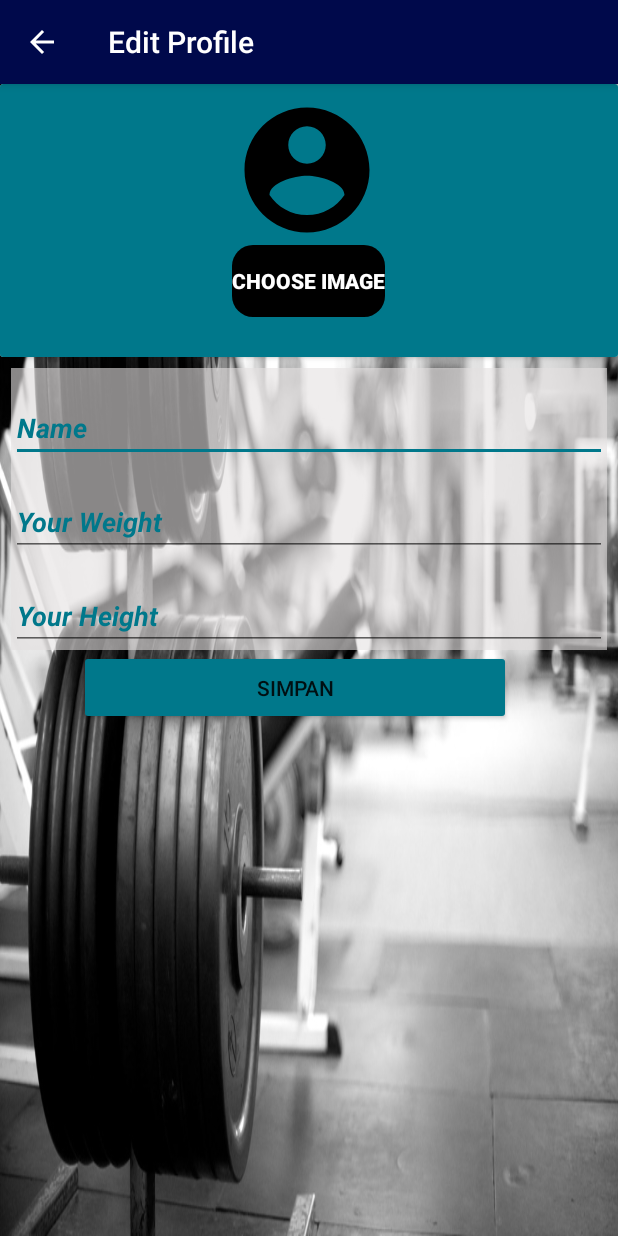
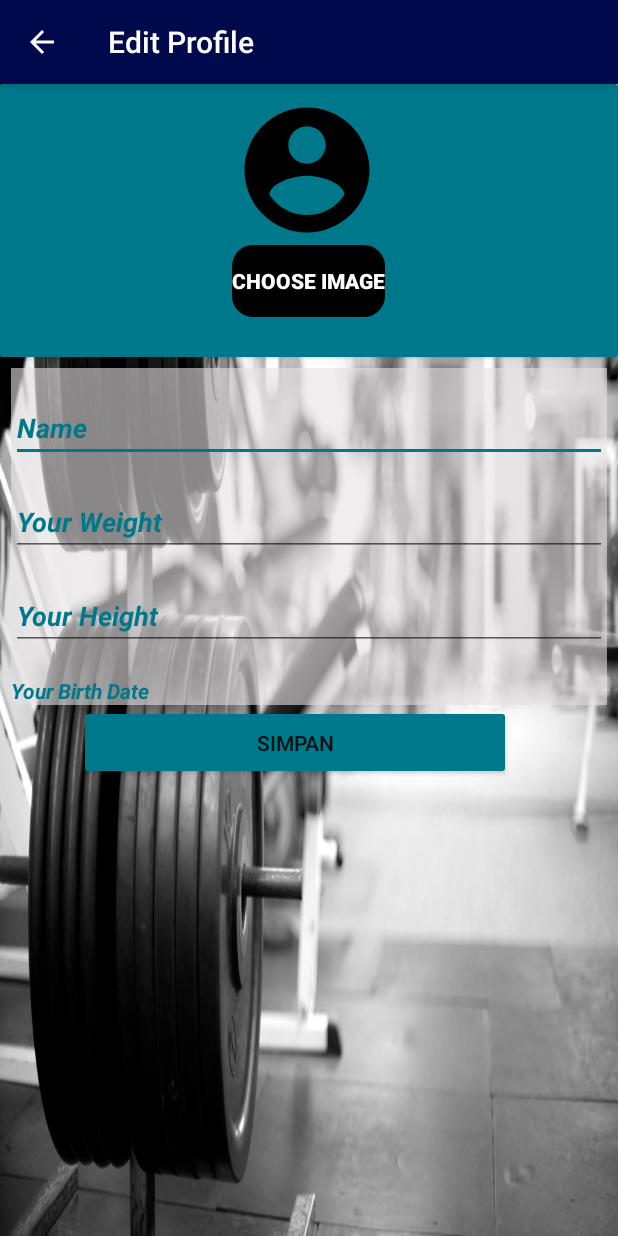
Before and after one commit to adibfakhri97/EAI, an Android app: the EditProfile screen opened directly, with no data from a screen before it, on a phone screen of 412 x 824 dp. Run offline under Robolectric (Android 15) with nearby library versions, the light colour scheme and no system bars; our stand-ins replace Firebase (no records; nobody signed in at launch, a user with empty details on screens opened directly).

Commit message:
add birthdate menu

```diff
--- a/app/build.gradle
+++ b/app/build.gradle
@@ -22,7 +22,7 @@ android {
 dependencies {
     implementation fileTree(dir: 'libs', include: ['*.jar'])
     implementation 'com.android.support:appcompat-v7:27.0.2'
-    implementation 'com.android.support:multidex:1.0.2'
+    implementation 'com.android.support:multidex:1.0.3'
     implementation 'com.android.support:design:27.0.2'
     implementation 'com.android.support.constraint:constraint-layout:1.0.2'
     implementation 'com.google.firebase:firebase-auth:11.8.0'
--- a/app/src/main/AndroidManifest.xml
+++ b/app/src/main/AndroidManifest.xml
@@ -4,6 +4,7 @@
 
     <uses-permission android:name="android.permission.INTERNET" />
     <uses-permission android:name="android.permission.ACCESS_NETWORK_STATE" />
+    <uses-permission android:name="android.permission.READ_EXTERNAL_STORAGE"/>
     <uses-permission android:name="android.permission.ACCESS_FINE_LOCATION" />
     <uses-permission android:name="android.permission.ACCESS_COARSE_LOCATION" />
     <uses-permission android:name="com.google.android.providers.gsf.permisson.READ_GSERVICES" />
@@ -14,7 +15,8 @@
         android:icon="@drawable/detrening"
         android:label="@string/app_name"
         android:supportsRtl="true"
-        android:theme="@style/AppTheme">
+        android:theme="@style/AppTheme"
+        >
         <meta-data
             android:name="com.google.android.geo.API_KEY"
             android:value="@string/google_maps_key" />
--- a/app/src/main/java/com/detrening/detrening/Profil/EditProfile.java
+++ b/app/src/main/java/com/detrening/detrening/Profil/EditProfile.java
@@ -1,17 +1,22 @@
 package com.detrening.detrening.Profil;
 
+import android.app.DatePickerDialog;
 import android.app.ProgressDialog;
 import android.content.ContentResolver;
 import android.content.Intent;
 import android.graphics.Bitmap;
+import android.graphics.Color;
+import android.graphics.drawable.ColorDrawable;
 import android.net.Uri;
 import android.provider.MediaStore;
 import android.support.annotation.NonNull;
 import android.support.v7.app.AppCompatActivity;
 import android.os.Bundle;
+import android.util.Log;
 import android.view.View;
 import android.webkit.MimeTypeMap;
 import android.widget.Button;
+import android.widget.DatePicker;
 import android.widget.EditText;
 import android.widget.ImageView;
 import android.widget.TextView;
@@ -32,17 +37,19 @@ import com.google.firebase.storage.StorageReference;
 import com.google.firebase.storage.UploadTask;
 
 import java.io.IOException;
+import java.util.Calendar;
 
 public class EditProfile extends AppCompatActivity {
 
+
     private FirebaseAuth firebaseAuth;
     private DatabaseReference databaseReference;
-
-
+    private DatePickerDialog.OnDateSetListener mDateListener;
+    private String dateOfBirth, yearBirth, monthBirth, dateBirth;
     String Storage_Path = "fotoprofile/";
     public static final String Database_Path = "DeTrening";
     EditText namaEdit, beratEdit, tinggiEdit;
-    TextView userEdit;
+    TextView userEdit, ttlEdit;
     ImageView fotoView;
     Uri FilePathUri;
     private StorageReference storageReference;
@@ -80,6 +87,7 @@ public class EditProfile extends AppCompatActivity {
         namaEdit = (EditText) findViewById(R.id.namaEdit);
         beratEdit = (EditText) findViewById(R.id.beratEdit);
         tinggiEdit = (EditText) findViewById(R.id.tinggiEdit);
+        ttlEdit = (TextView) findViewById(R.id.ttlEdit);
         userEdit = (TextView) findViewById(R.id.userEdit);
         userEdit.setText(email);
 
@@ -87,11 +95,41 @@ public class EditProfile extends AppCompatActivity {
 
         fotoView = (ImageView) findViewById(R.id.fotoEdit);
 
+        ttlEdit.setOnClickListener(new View.OnClickListener() {
+            @Override
+            public void onClick(View v) {
+                Calendar cal = Calendar.getInstance();
+                int year = cal.get(Calendar.YEAR);
+                int month = cal.get(Calendar.MONTH);
+                int day = cal.get(Calendar.DAY_OF_MONTH);
+
+                DatePickerDialog datePickerDialog = new DatePickerDialog(EditProfile.this,
+                        android.R.style.Theme_Holo_Light, mDateListener, year, month, day);
+                datePickerDialog.getWindow(
+
+                ).setBackgroundDrawable(new ColorDrawable(Color.TRANSPARENT));
+                datePickerDialog.show();
+            }
+        });
+
+        mDateListener = new DatePickerDialog.OnDateSetListener() {
+            @Override
+            public void onDateSet(DatePicker view, int year, int month, int dayOfMonth) {
+                String date = dayOfMonth + "/"+month+"/"+year;
+                dateBirth = date;
+                Log.d("Day of Birth", date );
+                ttlEdit.setText(date);
+                String date1 = dayOfMonth + ""+month+""+year;
+
+            }
+        };
+
         progressDialog = new ProgressDialog(EditProfile.this);
 
 
 
     }
+
 
     public void pilihFoto(View view) {
         Intent intent = new Intent();
--- a/app/src/main/res/layout/activity_edit_profile.xml
+++ b/app/src/main/res/layout/activity_edit_profile.xml
@@ -108,6 +108,21 @@
                 android:inputType="number"
                 android:textStyle="italic|bold"
                 android:shadowColor="@android:color/holo_blue_dark" />
+
+            <TextView
+                android:id="@+id/ttlEdit"
+                android:layout_width="fill_parent"
+                android:layout_height="wrap_content"
+                android:layout_alignParentLeft="true"
+                android:layout_alignParentStart="true"
+                android:layout_below="@+id/tinggiEdit"
+                android:layout_marginTop="17dp"
+                android:hint="Your Birth Date"
+                android:textColorHint="@color/cyan"
+                android:inputType="none"
+                android:textStyle="italic|bold"
+                android:clickable="true"
+                android:shadowColor="@android:color/holo_blue_dark" />
         </RelativeLayout>
 
 
```
Also changed, not shown: app/src/main/java/com/detrening/detrening/Authentication/Login.java (+14 -0 lines).
